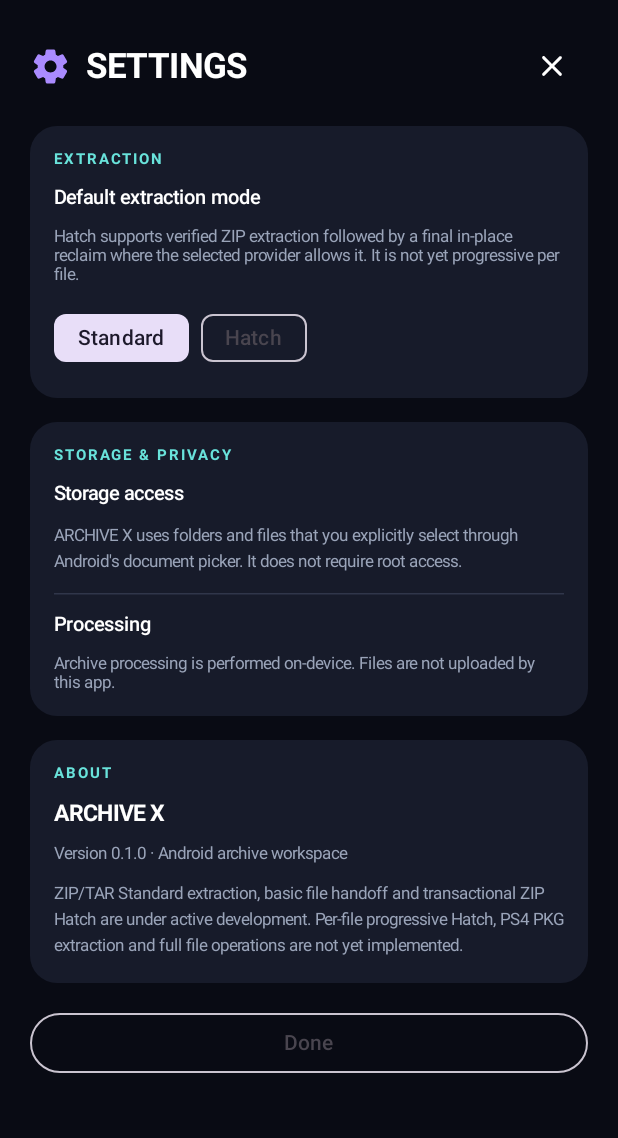
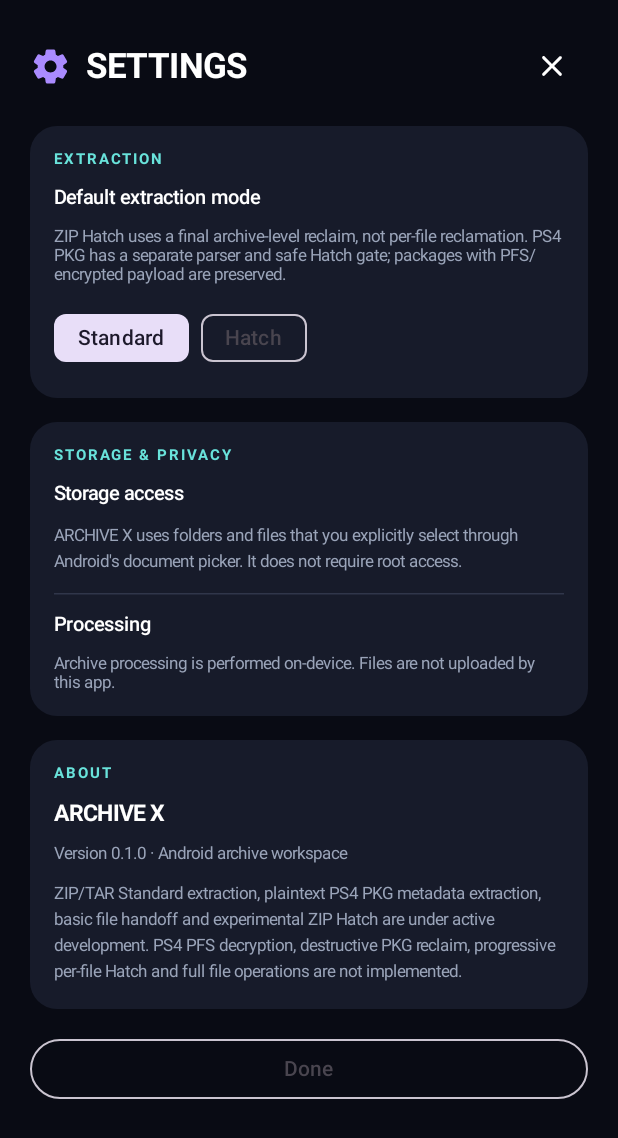
Before and after one commit to thatmallucommiee/archive-x, an Android app built with Jetpack Compose: the composable SettingsScreen shown on its own in the app's theme, on a phone screen of 412 x 824 dp. Shown: the top 1138 px of the screen. Run offline under Robolectric (Android 15) with nearby library versions, the phone set to English and light mode, and no system bars.

Commit message:
Update settings capability status for PKG support

```diff
--- a/app/src/main/java/com/archivex/app/SettingsScreen.kt
+++ b/app/src/main/java/com/archivex/app/SettingsScreen.kt
@@ -34,7 +34,7 @@ fun SettingsScreen(context: Context, onClose: () -> Unit) {
         }
         SettingsGroup("EXTRACTION") {
             Text("Default extraction mode", color = Color.White, fontWeight = FontWeight.SemiBold, fontSize = 13.sp)
-            Text("Hatch supports verified ZIP extraction followed by a final in-place reclaim where the selected provider allows it. It is not yet progressive per file.", color = Color(0xFF9AA4B9), fontSize = 11.sp)
+            Text("ZIP Hatch uses a final archive-level reclaim, not per-file reclamation. PS4 PKG has a separate parser and safe Hatch gate; packages with PFS/encrypted payload are preserved.", color = Color(0xFF9AA4B9), fontSize = 11.sp)
             Row(horizontalArrangement = Arrangement.spacedBy(8.dp)) {
                 FilterChip(selected = defaultMode == "Standard", onClick = {
                     defaultMode = "Standard"; prefs.edit().putString("default_mode", defaultMode).apply()
@@ -54,7 +54,7 @@ fun SettingsScreen(context: Context, onClose: () -> Unit) {
         SettingsGroup("ABOUT") {
             Text("ARCHIVE X", color = Color.White, fontWeight = FontWeight.Bold, fontSize = 15.sp)
             Text("Version 0.1.0 · Android archive workspace", color = Color(0xFF9AA4B9), fontSize = 11.sp)
-            Text("ZIP/TAR Standard extraction, basic file handoff and transactional ZIP Hatch are under active development. Per-file progressive Hatch, PS4 PKG extraction and full file operations are not yet implemented.", color = Color(0xFF9AA4B9), fontSize = 11.sp, lineHeight = 17.sp)
+            Text("ZIP/TAR Standard extraction, plaintext PS4 PKG metadata extraction, basic file handoff and experimental ZIP Hatch are under active development. PS4 PFS decryption, destructive PKG reclaim, progressive per-file Hatch and full file operations are not implemented.", color = Color(0xFF9AA4B9), fontSize = 11.sp, lineHeight = 17.sp)
         }
         OutlinedButton(onClick = onClose, modifier = Modifier.fillMaxWidth()) { Text("Done") }
     }
```
